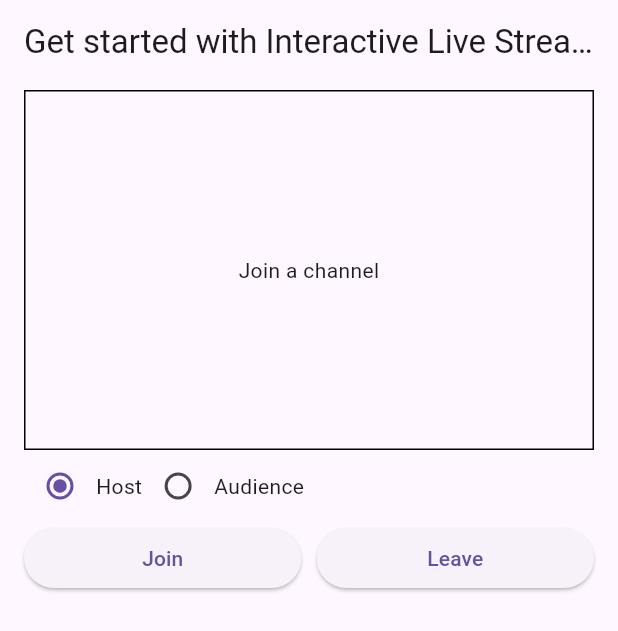
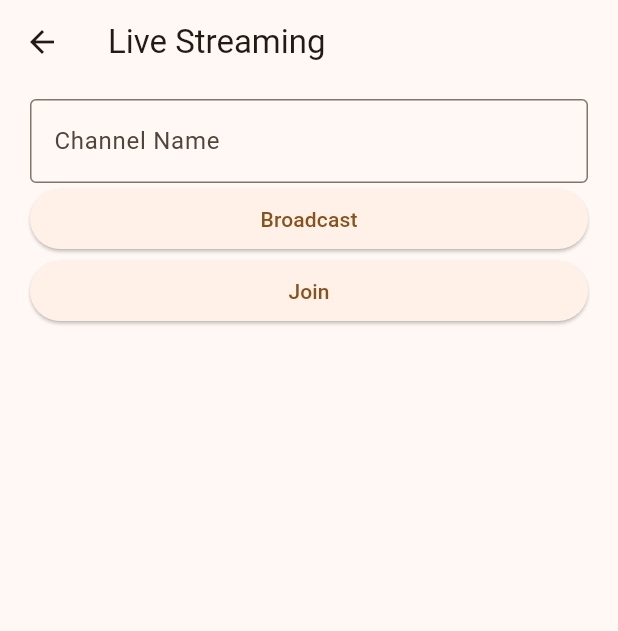
Before and after one commit to devendra-alt/social-content-manager, a Flutter app: the Home screen opened directly, after a tap on "Live", on a phone screen of 412 x 824 dp. Shown: the top 631 px of the screen. Run offline on Flutter 3.47's test engine with Material 3 defaults, Android fonts, the phone set to English and light mode, and no system bars; our stand-ins replace dio, file_picker, flutter_riverpod, flutter_secure_storage, flutter_svg, graphql_flutter and 3 more; missing offline and left inert: agora_rtc_engine, agora_uikit; accounts and stored records are empty.

Commit message:
added agora service

```diff
--- /dev/null
+++ b/lib/agora/ag_screen.dart
@@ -0,0 +1,50 @@
+import 'package:flutter/cupertino.dart';
+import 'package:flutter/material.dart';
+import 'package:social_content_manager/agora/agora2.dart';
+import 'package:social_content_manager/agora/user.dart';
+
+class AgoraScreen extends StatefulWidget {
+  @override
+  State<StatefulWidget> createState() {
+    return _AgoraScreenState();
+  }
+}
+
+
+
+class _AgoraScreenState extends State<AgoraScreen> {
+  final _channelNameController = TextEditingController();
+
+  void _joinLiveStream(bool isBroadcasting,String channelName,Map<String,dynamic> map) {
+    Navigator.of(context).push(
+      MaterialPageRoute(
+        builder: (_) => AgoraBroadCasting(isBroadcaster: isBroadcasting,channelName:channelName,user: map),
+      ),
+    );
+  }
+
+  @override
+  Widget build(BuildContext context) {
+    return Scaffold(
+      appBar: AppBar(
+        title: const Text('Live Streaming'),
+      ),
+      body: ListView(
+        padding: const EdgeInsets.symmetric(horizontal: 20, vertical: 10),
+        children: [
+          TextField(
+            controller: _channelNameController,
+            decoration: InputDecoration(
+                border: OutlineInputBorder(), labelText: 'Channel Name'),
+          ),
+          ElevatedButton(onPressed: () {
+            _joinLiveStream(true,_channelNameController.text,User.host);
+          }, child: Text('Broadcast')),
+          ElevatedButton(onPressed: () {
+            _joinLiveStream(false,_channelNameController.text,User.audience);
+          }, child: Text('Join')),
+        ],
+      ),
+    );
+  }
+}
--- /dev/null
+++ b/lib/agora/user.dart
@@ -0,0 +1,14 @@
+class User {
+   static  Map<String,dynamic> host={
+    'channel':'Channel2',
+    'uid':10,
+    'token':'007eJxTYLB5W/A641RJt9w3LfcrLToH1l80yO6wchB5u0Hc+OlGtzIFBguTVOO0tBSDVAvjNBOLpORES0sjo6S0FONUIwtDi2RD+8plqQ2BjAyKz3mZGRkgEMTnYHDOSMzLS80xYmAAAPvvIMw='
+   };
+
+   static Map<String,dynamic> audience={
+    'channel':'Channel2',
+    'uid':20,
+    'token':'007eJxTYFhwoTNs7qJrtjfdX08M31GrX9b1PiiP48X21H//8hzfL2ZUYLAwSTVOS0sxSLUwTjOxSEpOtLQ0MkpKSzFONbIwtEg2VN+0LLUhkJHhOZsBAyMUgvgcDM4ZiXl5qTlGDAwAquYi+w=='
+
+   };
+}
--- a/lib/home/home.dart
+++ b/lib/home/home.dart
@@ -1,6 +1,8 @@
 import 'package:flutter/material.dart';
 import 'package:flutter_riverpod/flutter_riverpod.dart';
+import 'package:social_content_manager/agora/ag_screen.dart';
 import 'package:social_content_manager/agora/agora.dart';
+import 'package:social_content_manager/agora/agora2.dart';
 import 'package:social_content_manager/home/create.dart';
 import 'package:social_content_manager/home/template.dart';
 import 'package:social_content_manager/user/profile.dart';
@@ -207,8 +209,7 @@ class Home extends ConsumerWidget {
                       Navigator.push(
                           context,
                           MaterialPageRoute(
-                              builder: (context) =>
-                                  AgoraClient(key: Key('Agora Client'))));
+                              builder: (context) =>AgoraScreen()));
                     },
                     child: Row(
                       children: const [Text("Live"), Icon(Icons.arrow_right)],
--- a/lib/main.dart
+++ b/lib/main.dart
@@ -37,7 +37,7 @@ class MyApp extends StatelessWidget {
                 seedColor: Color.fromARGB(255, 255, 152, 34)),
             useMaterial3: true,
           ),
-          home: const MyHomePage(),
+          home:Home(),
         ),
       ),
     );
--- a/lib/public/login.dart
+++ b/lib/public/login.dart
@@ -193,8 +193,10 @@ class _LoginState extends ConsumerState<Login> {
                                         _isLoginTab
                                             ? _loginPressed(
                                                 context, runMutation)
+
                                             : _signUpPressed(
                                                 context, runMutation);
+
                                       },
                                       child: Text(
                                           _isLoginTab ? 'Login' : 'Sign Up'),
@@ -218,15 +220,17 @@ class _LoginState extends ConsumerState<Login> {
   }
 
   void _loginPressed(context, RunMutation runMutation) {
+
     if (_formKey.currentState!.validate()) {
       if (_authValue != null && _passwordValue != null) {
         try {
           runMutation({'email': _authValue, 'password': _passwordValue});
         } catch (e) {
-          CustomSnackBar.showSnackBar(context, 'Login Error!!');
+          CustomSnackBar.showSnackBar(context, e.toString());
         }
       }
     }
+     print("error occured::${StackTrace.current}");
   }
 
   void _signUpPressed(context, runMutation) {
```
Also changed, not shown: lib/agora/ag_credentials.dart (added, +8 -0 lines), lib/agora/agora.dart (+5 -3 lines), lib/agora/agora2.dart (added, +241 -0 lines), lib/agora/live_widget.dart (added, +29 -0 lines), lib/agora/user_count_widget.dart (added, +34 -0 lines), pubspec.yaml (+6 -1 lines), assets/eye.png (added), assets/live.png (added), pubspec.lock, 7 other files.
